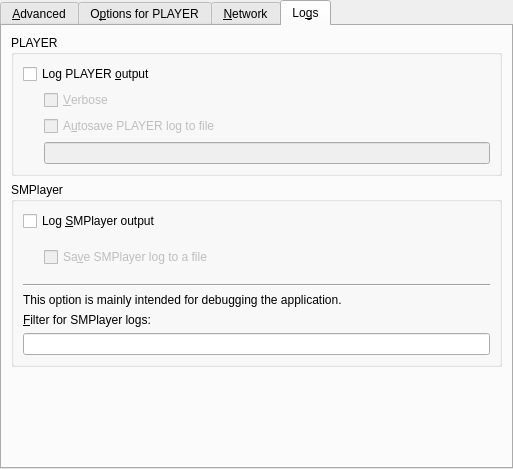
Qt form src/prefadvanced.ui (wilbert2000/wzplayer) before a commit.
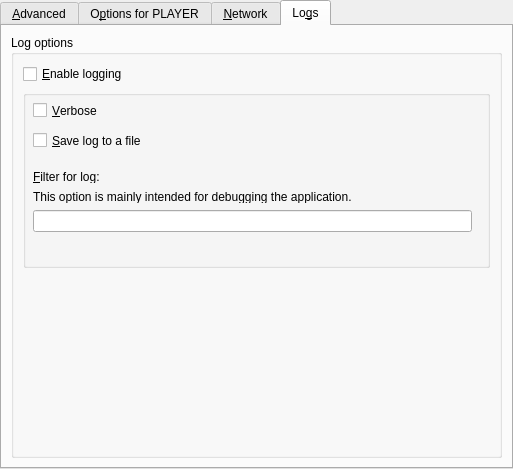
The same form after that commit. The open tabs and pages were chosen to show the change. Custom widgets are drawn as their Qt base class.

```diff
--- a/src/prefadvanced.ui
+++ b/src/prefadvanced.ui
@@ -537,177 +537,149 @@
        <item>
         <widget class="QGroupBox" name="mplayer_log_box">
          <property name="title">
-          <string notr="true">PLAYER</string>
-         </property>
-         <layout class="QVBoxLayout" name="verticalLayout_2">
-          <item>
-           <widget class="QCheckBox" name="log_mplayer_check">
-            <property name="text">
-             <string notr="true">Log PLAYER &amp;output</string>
-            </property>
-           </widget>
-          </item>
-          <item>
-           <widget class="QWidget" name="mplayer_log_container" native="true">
-            <property name="enabled">
-             <bool>false</bool>
-            </property>
-            <layout class="QGridLayout">
-             <property name="margin">
-              <number>0</number>
-             </property>
-             <item row="0" column="0" rowspan="3">
-              <spacer>
-               <property name="orientation">
-                <enum>Qt::Horizontal</enum>
-               </property>
-               <property name="sizeType">
-                <enum>QSizePolicy::Fixed</enum>
-               </property>
-               <property name="sizeHint" stdset="0">
-                <size>
-                 <width>21</width>
-                 <height>61</height>
-                </size>
-               </property>
-              </spacer>
-             </item>
-             <item row="0" column="1">
-              <widget class="QCheckBox" name="verbose_check">
-               <property name="text">
-                <string>&amp;Verbose</string>
-               </property>
-              </widget>
-             </item>
-             <item row="1" column="1">
-              <widget class="QCheckBox" name="log_mplayer_save_check">
-               <property name="text">
-                <string notr="true">A&amp;utosave PLAYER log to file</string>
-               </property>
-              </widget>
-             </item>
-             <item row="2" column="1">
-              <widget class="QLineEdit" name="log_mplayer_save_name">
-               <property name="enabled">
-                <bool>false</bool>
-               </property>
-              </widget>
-             </item>
-            </layout>
-           </widget>
-          </item>
-         </layout>
-        </widget>
-       </item>
-       <item>
-        <widget class="QGroupBox" name="smplayer_log_box">
-         <property name="title">
-          <string>SMPlayer</string>
+          <string>Log options</string>
          </property>
          <layout class="QVBoxLayout" name="verticalLayout">
-          <item>
-           <widget class="QCheckBox" name="log_smplayer_check">
+          <item alignment="Qt::AlignTop">
+           <widget class="QCheckBox" name="log_enabled_check">
             <property name="text">
-             <string>Log &amp;SMPlayer output</string>
+             <string>&amp;Enable logging</string>
             </property>
            </widget>
           </item>
           <item>
-           <widget class="QWidget" name="smplayer_log_container" native="true">
-            <property name="enabled">
-             <bool>false</bool>
-            </property>
-            <layout class="QHBoxLayout">
-             <property name="margin">
-              <number>0</number>
-             </property>
-             <item>
-              <spacer>
-               <property name="orientation">
-                <enum>Qt::Horizontal</enum>
-               </property>
-               <property name="sizeType">
-                <enum>QSizePolicy::Fixed</enum>
-               </property>
-               <property name="sizeHint" stdset="0">
-                <size>
-                 <width>21</width>
-                 <height>41</height>
-                </size>
-               </property>
-              </spacer>
-             </item>
-             <item>
-              <widget class="QCheckBox" name="log_smplayer_save_check">
-               <property name="text">
-                <string>Sa&amp;ve SMPlayer log to a file</string>
-               </property>
-              </widget>
-             </item>
-            </layout>
-           </widget>
-          </item>
-          <item>
-           <widget class="Line" name="line8_2">
+           <widget class="QGroupBox" name="log_enable_box">
             <property name="sizePolicy">
-             <sizepolicy hsizetype="Expanding" vsizetype="Fixed">
+             <sizepolicy hsizetype="MinimumExpanding" vsizetype="MinimumExpanding">
               <horstretch>0</horstretch>
               <verstretch>0</verstretch>
              </sizepolicy>
             </property>
-            <property name="frameShape">
-             <enum>QFrame::HLine</enum>
+            <property name="title">
+             <string notr="true"/>
             </property>
-            <property name="frameShadow">
-             <enum>QFrame::Sunken</enum>
+            <property name="flat">
+             <bool>true</bool>
             </property>
+            <widget class="QCheckBox" name="log_verbose_check">
+             <property name="geometry">
+              <rect>
+               <x>10</x>
+               <y>10</y>
+               <width>439</width>
+               <height>21</height>
+              </rect>
+             </property>
+             <property name="sizePolicy">
+              <sizepolicy hsizetype="Expanding" vsizetype="Fixed">
+               <horstretch>0</horstretch>
+               <verstretch>0</verstretch>
+              </sizepolicy>
+             </property>
+             <property name="text">
+              <string>&amp;Verbose</string>
+             </property>
+            </widget>
+            <widget class="QCheckBox" name="log_file_check">
+             <property name="geometry">
+              <rect>
+               <x>10</x>
+               <y>40</y>
+               <width>439</width>
+               <height>21</height>
+              </rect>
+             </property>
+             <property name="sizePolicy">
+              <sizepolicy hsizetype="MinimumExpanding" vsizetype="Fixed">
+               <horstretch>0</horstretch>
+               <verstretch>0</verstretch>
+              </sizepolicy>
+             </property>
+             <property name="text">
+              <string>&amp;Save log to a file</string>
+             </property>
+            </widget>
+            <widget class="QLabel" name="log_filter_label1">
+             <property name="geometry">
+              <rect>
+               <x>10</x>
+               <y>80</y>
+               <width>439</width>
+               <height>13</height>
+              </rect>
+             </property>
+             <property name="sizePolicy">
+              <sizepolicy hsizetype="Preferred" vsizetype="Fixed">
+               <horstretch>0</horstretch>
+               <verstretch>0</verstretch>
+              </sizepolicy>
+             </property>
+             <property name="text">
+              <string>&amp;Filter for log:</string>
+             </property>
+             <property name="wordWrap">
+              <bool>false</bool>
+             </property>
+             <property name="buddy">
+              <cstring>log_filter_edit</cstring>
+             </property>
+            </widget>
+            <widget class="QLabel" name="log_filter_label2">
+             <property name="geometry">
+              <rect>
+               <x>10</x>
+               <y>100</y>
+               <width>439</width>
+               <height>13</height>
+              </rect>
+             </property>
+             <property name="sizePolicy">
+              <sizepolicy hsizetype="Preferred" vsizetype="Fixed">
+               <horstretch>0</horstretch>
+               <verstretch>0</verstretch>
+              </sizepolicy>
+             </property>
+             <property name="text">
+              <string>This option is mainly intended for debugging the application.</string>
+             </property>
+             <property name="wordWrap">
+              <bool>false</bool>
+             </property>
+            </widget>
+            <widget class="QLineEdit" name="log_filter_edit">
+             <property name="geometry">
+              <rect>
+               <x>10</x>
+               <y>120</y>
+               <width>439</width>
+               <height>22</height>
+              </rect>
+             </property>
+             <property name="sizePolicy">
+              <sizepolicy hsizetype="MinimumExpanding" vsizetype="Fixed">
+               <horstretch>0</horstretch>
+               <verstretch>0</verstretch>
+              </sizepolicy>
+             </property>
+            </widget>
+           </widget>
+          </item>
+          <item>
+           <spacer name="verticalSpacer">
             <property name="orientation">
-             <enum>Qt::Horizontal</enum>
+             <enum>Qt::Vertical</enum>
             </property>
-           </widget>
-          </item>
-          <item>
-           <widget class="QLabel" name="smplayer_log_label1">
-            <property name="text">
-             <string>This option is mainly intended for debugging the application.</string>
+            <property name="sizeHint" stdset="0">
+             <size>
+              <width>20</width>
+              <height>40</height>
+             </size>
             </property>
-            <property name="wordWrap">
-             <bool>false</bool>
-            </property>
-           </widget>
-          </item>
-          <item>
-           <widget class="QLabel" name="smplayer_log_label2">
-            <property name="text">
-             <string>&amp;Filter for SMPlayer logs:</string>
-            </property>
-            <property name="wordWrap">
-             <bool>false</bool>
-            </property>
-            <property name="buddy">
-             <cstring>log_filter_edit</cstring>
-            </property>
-           </widget>
-          </item>
-          <item>
-           <widget class="QLineEdit" name="log_filter_edit"/>
+           </spacer>
           </item>
          </layout>
         </widget>
        </item>
-       <item>
-        <spacer>
-         <property name="orientation">
-          <enum>Qt::Vertical</enum>
-         </property>
-         <property name="sizeHint" stdset="0">
-          <size>
-           <width>20</width>
-           <height>10</height>
-          </size>
-         </property>
-        </spacer>
-       </item>
       </layout>
      </widget>
     </widget>
```
Left out of the diff: 64 changed lines with no effect on the pictures.
